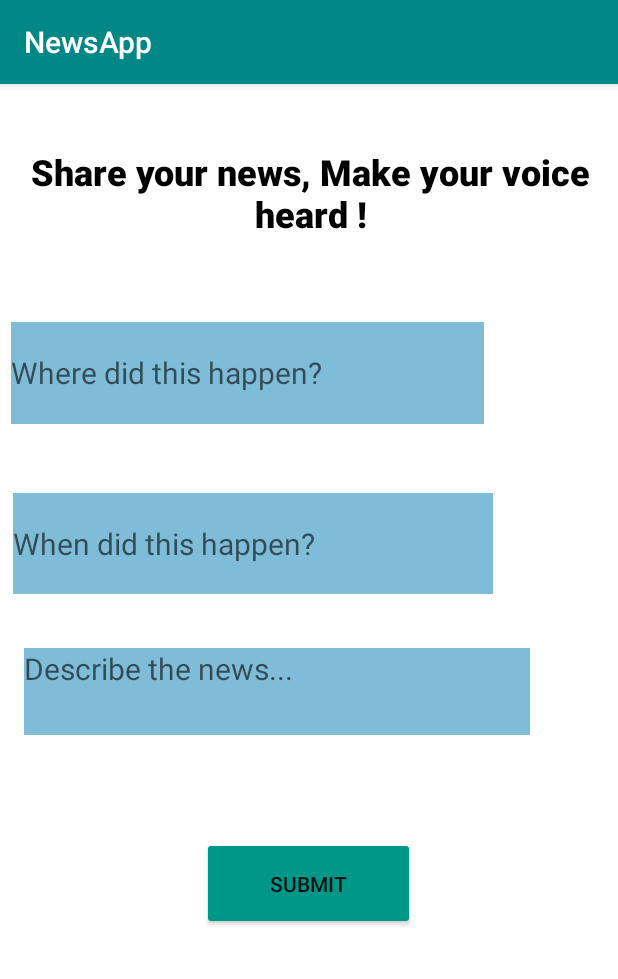
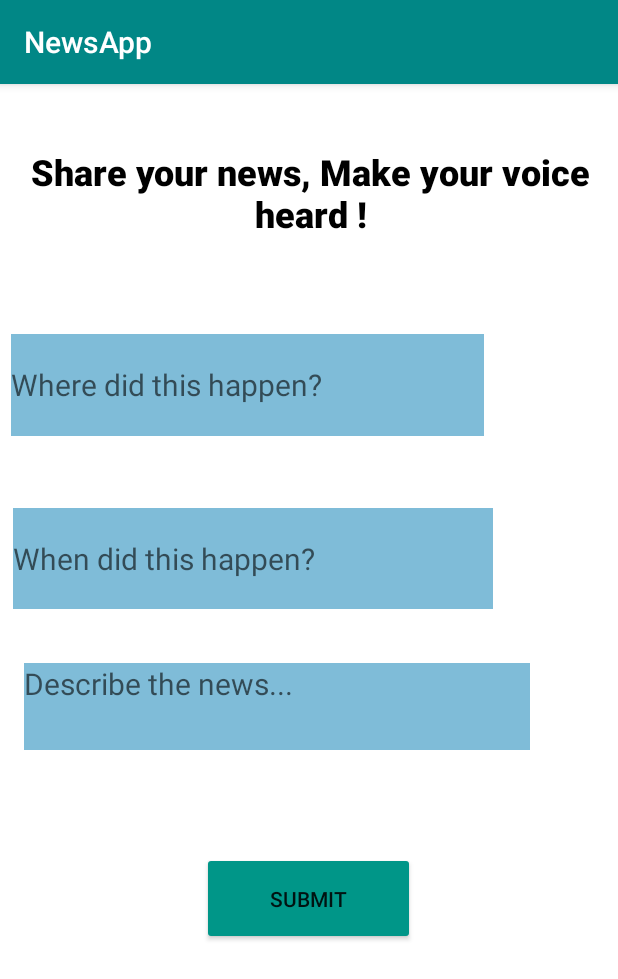
Before and after one commit to TheresaRoukaibe/NewsMobileApp, an Android app: the AddNewsActivity screen opened directly, with no data from a screen before it, on a phone screen of 412 x 824 dp. Shown: the top 979 px of the screen. Run offline under Robolectric (Android 15) with nearby library versions, the phone set to English and light mode, and no system bars.

Commit message:
layout changes

```diff
--- a/app/src/main/java/com/example/newsapp/AddNewsActivity.java
+++ b/app/src/main/java/com/example/newsapp/AddNewsActivity.java
@@ -2,20 +2,41 @@ package com.example.newsapp;
 
 import androidx.appcompat.app.AppCompatActivity;
 
+import android.content.Context;
+import android.content.Intent;
+import android.content.SharedPreferences;
 import android.graphics.drawable.ColorDrawable;
 import android.os.Bundle;
 import android.view.View;
+import android.widget.EditText;
+
+import org.json.JSONObject;
+
+import java.util.ArrayList;
 
 public class AddNewsActivity extends AppCompatActivity {
+    EditText location;
+    EditText time;
+    EditText desc;
+    String author;
+    SharedPreferences sharedPreferences;
+    SharedPreferences news;
+    ArrayList<String> infos;
 
     @Override
     protected void onCreate(Bundle savedInstanceState) {
         super.onCreate(savedInstanceState);
         setContentView(R.layout.activity_add_news);
         getSupportActionBar().setBackgroundDrawable(new ColorDrawable(getResources().getColor(R.color.teal_700)));
+        location = findViewById(R.id.location);
+        time = findViewById(R.id.time);
+        desc = findViewById(R.id.description);
+        sharedPreferences = getSharedPreferences("com.lau.news", MODE_PRIVATE);
+        author = sharedPreferences.getString("name", null);
+        news = getSharedPreferences("com.lau.db", MODE_PRIVATE);
     }
 
-    public void addInfo(View v){
+    public void addInfo(View v) {
 
     }
 }
--- a/app/src/main/java/com/example/newsapp/BrowseActivity.java
+++ b/app/src/main/java/com/example/newsapp/BrowseActivity.java
@@ -3,12 +3,18 @@ package com.example.newsapp;
 import androidx.appcompat.app.AppCompatActivity;
 
 import android.annotation.SuppressLint;
+import android.content.Context;
 import android.content.Intent;
 import android.content.SharedPreferences;
 import android.graphics.drawable.ColorDrawable;
 import android.os.Bundle;
 import android.view.View;
+import android.widget.ArrayAdapter;
+import android.widget.ListView;
 import android.widget.TextView;
+
+import java.util.ArrayList;
+import java.util.List;
 
 public class BrowseActivity extends AppCompatActivity {
 TextView textView;
--- a/app/src/main/res/layout/activity_add_news.xml
+++ b/app/src/main/res/layout/activity_add_news.xml
@@ -6,7 +6,6 @@
     android:layout_height="wrap_content"
     android:background="#FFFFFF"
     android:backgroundTint="#FFFFFF"
-    android:onClick="addInfo"
     tools:context=".AddNewsActivity">
 
     <TextView
@@ -34,7 +33,7 @@
         android:layout_width="315dp"
         android:layout_height="68dp"
         android:layout_marginStart="7dp"
-        android:layout_marginTop="56dp"
+        android:layout_marginTop="64dp"
         android:layout_marginEnd="194dp"
         android:background="#7FBCD8"
         android:backgroundTint="#7FBCD8"
@@ -52,7 +51,7 @@
         android:layout_width="320dp"
         android:layout_height="67dp"
         android:layout_marginStart="8dp"
-        android:layout_marginTop="46dp"
+        android:layout_marginTop="48dp"
         android:layout_marginEnd="83dp"
         android:background="#7FBCD8"
         android:ems="10"
@@ -60,6 +59,7 @@
         android:inputType="time"
         android:textSize="20sp"
         app:layout_constraintEnd_toEndOf="parent"
+        app:layout_constraintHorizontal_bias="1.0"
         app:layout_constraintStart_toStartOf="parent"
         app:layout_constraintTop_toBottomOf="@+id/location" />
 
```
